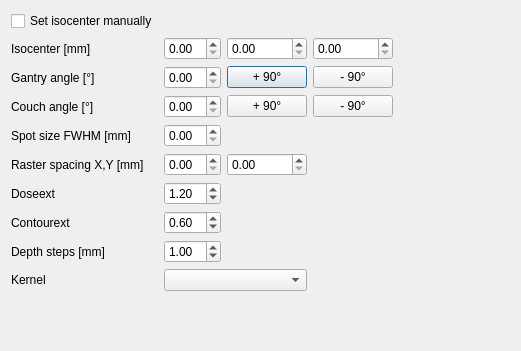
Qt form pytripgui/view/field.ui (pytrip/pytripgui) before a commit.
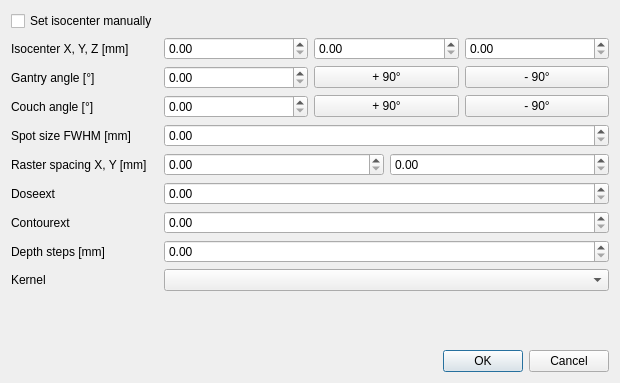
The same form after that commit.

Commit message: enhancement: Adding ok and close to GUI buttons refactor: field to MVC future: test that runs only field editor

```diff
--- a/pytripgui/view/field.ui
+++ b/pytripgui/view/field.ui
@@ -6,47 +6,20 @@
    <rect>
     <x>0</x>
     <y>0</y>
-    <width>521</width>
-    <height>351</height>
+    <width>620</width>
+    <height>383</height>
    </rect>
   </property>
+  <property name="sizePolicy">
+   <sizepolicy hsizetype="Preferred" vsizetype="Maximum">
+    <horstretch>0</horstretch>
+    <verstretch>10</verstretch>
+   </sizepolicy>
+  </property>
   <property name="windowTitle">
    <string>Field</string>
   </property>
-  <layout class="QGridLayout" name="gridLayout">
-   <item row="3" column="1">
-    <widget class="QDoubleSpinBox" name="couch_doubleSpinBox"/>
-   </item>
-   <item row="8" column="0">
-    <widget class="QLabel" name="depthStep_label">
-     <property name="text">
-      <string>Depth steps [mm]</string>
-     </property>
-    </widget>
-   </item>
-   <item row="8" column="1">
-    <widget class="QDoubleSpinBox" name="depthStep_doubleSpinBox">
-     <property name="maximum">
-      <double>99.989999999999995</double>
-     </property>
-     <property name="value">
-      <double>1.000000000000000</double>
-     </property>
-    </widget>
-   </item>
-   <item row="10" column="0">
-    <spacer name="verticalSpacer">
-     <property name="orientation">
-      <enum>Qt::Vertical</enum>
-     </property>
-     <property name="sizeHint" stdset="0">
-      <size>
-       <width>20</width>
-       <height>43</height>
-      </size>
-     </property>
-    </spacer>
-   </item>
+  <layout class="QFormLayout" name="formLayout">
    <item row="0" column="0">
     <widget class="QCheckBox" name="manualIsocenter_checkBox">
      <property name="text">
@@ -54,106 +27,53 @@
      </property>
     </widget>
    </item>
-   <item row="2" column="1">
-    <widget class="QDoubleSpinBox" name="gantry_doubleSpinBox"/>
-   </item>
-   <item row="7" column="0">
-    <widget class="QLabel" name="contourext_label">
-     <property name="text">
-      <string>Contourext</string>
-     </property>
-    </widget>
-   </item>
-   <item row="6" column="0">
-    <widget class="QLabel" name="doseext_label">
-     <property name="text">
-      <string>Doseext</string>
-     </property>
-    </widget>
-   </item>
-   <item row="2" column="2">
-    <widget class="QPushButton" name="gantry_pushButton_p90">
-     <property name="text">
-      <string>+ 90°</string>
-     </property>
-    </widget>
-   </item>
-   <item row="4" column="0">
-    <widget class="QLabel" name="spotSize_label">
-     <property name="text">
-      <string>Spot size FWHM [mm]</string>
-     </property>
-    </widget>
-   </item>
-   <item row="2" column="0">
-    <widget class="QLabel" name="gantry_label">
-     <property name="text">
-      <string>Gantry angle [°]</string>
-     </property>
-    </widget>
-   </item>
    <item row="1" column="0">
     <widget class="QLabel" name="isocenter_label">
      <property name="text">
-      <string>Isocenter [mm]</string>
+      <string>Isocenter X, Y, Z [mm]</string>
      </property>
     </widget>
    </item>
-   <item row="9" column="1" colspan="2">
-    <widget class="QComboBox" name="kernel_comboBox"/>
-   </item>
-   <item row="5" column="2">
-    <widget class="QDoubleSpinBox" name="rasterSpaceY_doubleSpinBox"/>
-   </item>
    <item row="1" column="1">
-    <widget class="QDoubleSpinBox" name="isocenterX_doubleSpinBox"/>
+    <layout class="QHBoxLayout" name="isocenterSection">
+     <item>
+      <widget class="QDoubleSpinBox" name="isocenterX_doubleSpinBox"/>
+     </item>
+     <item>
+      <widget class="QDoubleSpinBox" name="isocenterY_doubleSpinBox"/>
+     </item>
+     <item>
+      <widget class="QDoubleSpinBox" name="isocenterZ_doubleSpinBox"/>
+     </item>
+    </layout>
    </item>
-   <item row="3" column="3">
-    <widget class="QPushButton" name="couch_pushButton_m90">
+   <item row="2" column="0">
+    <widget class="QLabel" name="gantry_label">
      <property name="text">
-      <string>- 90°</string>
+      <string>Gantry angle [°]</string>
      </property>
     </widget>
    </item>
-   <item row="9" column="0">
-    <widget class="QLabel" name="kernel_label">
-     <property name="text">
-      <string>Kernel</string>
-     </property>
-    </widget>
-   </item>
-   <item row="7" column="1">
-    <widget class="QDoubleSpinBox" name="contourext_doubleSpinBox">
-     <property name="value">
-      <double>0.600000000000000</double>
-     </property>
-    </widget>
-   </item>
-   <item row="1" column="3">
-    <widget class="QDoubleSpinBox" name="isocenterZ_doubleSpinBox"/>
-   </item>
-   <item row="6" column="1">
-    <widget class="QDoubleSpinBox" name="doseext_doubleSpinBox">
-     <property name="value">
-      <double>1.200000000000000</double>
-     </property>
-    </widget>
-   </item>
-   <item row="2" column="3">
-    <widget class="QPushButton" name="gantry_pushButton_m90">
-     <property name="text">
-      <string>- 90°</string>
-     </property>
-    </widget>
-   </item>
-   <item row="4" column="1">
-    <widget class="QDoubleSpinBox" name="spotSize_doubleSpinBox"/>
-   </item>
-   <item row="5" column="1">
-    <widget class="QDoubleSpinBox" name="rasterSpaceX_doubleSpinBox"/>
-   </item>
-   <item row="1" column="2">
-    <widget class="QDoubleSpinBox" name="isocenterY_doubleSpinBox"/>
+   <item row="2" column="1">
+    <layout class="QHBoxLayout" name="gantryAngleSection">
+     <item>
+      <widget class="QDoubleSpinBox" name="gantry_doubleSpinBox"/>
+     </item>
+     <item>
+      <widget class="QPushButton" name="gantry_pushButton_p90">
+       <property name="text">
+        <string>+ 90°</string>
+       </property>
+      </widget>
+     </item>
+     <item>
+      <widget class="QPushButton" name="gantry_pushButton_m90">
+       <property name="text">
+        <string>- 90°</string>
+       </property>
+      </widget>
+     </item>
+    </layout>
    </item>
    <item row="3" column="0">
     <widget class="QLabel" name="couch_label">
@@ -162,29 +82,125 @@
      </property>
     </widget>
    </item>
-   <item row="3" column="2">
-    <widget class="QPushButton" name="couch_pushButton_p90">
+   <item row="3" column="1">
+    <layout class="QHBoxLayout" name="couchAngleSection">
+     <item>
+      <widget class="QDoubleSpinBox" name="couch_doubleSpinBox"/>
+     </item>
+     <item>
+      <widget class="QPushButton" name="couch_pushButton_p90">
+       <property name="text">
+        <string>+ 90°</string>
+       </property>
+      </widget>
+     </item>
+     <item>
+      <widget class="QPushButton" name="couch_pushButton_m90">
+       <property name="text">
+        <string>- 90°</string>
+       </property>
+      </widget>
+     </item>
+    </layout>
+   </item>
+   <item row="4" column="0">
+    <widget class="QLabel" name="spotSize_label">
      <property name="text">
-      <string>+ 90°</string>
+      <string>Spot size FWHM [mm]</string>
      </property>
     </widget>
    </item>
+   <item row="4" column="1">
+    <widget class="QDoubleSpinBox" name="spotSize_doubleSpinBox"/>
+   </item>
    <item row="5" column="0">
     <widget class="QLabel" name="rasterSpace_label">
      <property name="text">
-      <string>Raster spacing X,Y [mm]</string>
+      <string>Raster spacing X, Y [mm]</string>
      </property>
     </widget>
    </item>
-   <item row="1" column="4">
-    <spacer name="horizontalSpacer">
+   <item row="5" column="1">
+    <layout class="QHBoxLayout" name="rasterSpacingSection">
+     <item>
+      <widget class="QDoubleSpinBox" name="rasterSpaceX_doubleSpinBox"/>
+     </item>
+     <item>
+      <widget class="QDoubleSpinBox" name="rasterSpaceY_doubleSpinBox"/>
+     </item>
+    </layout>
+   </item>
+   <item row="6" column="0">
+    <widget class="QLabel" name="doseext_label">
+     <property name="text">
+      <string>Doseext</string>
+     </property>
+    </widget>
+   </item>
+   <item row="6" column="1">
+    <widget class="QDoubleSpinBox" name="doseext_doubleSpinBox">
+     <property name="value">
+      <double>0.000000000000000</double>
+     </property>
+    </widget>
+   </item>
+   <item row="7" column="0">
+    <widget class="QLabel" name="contourext_label">
+     <property name="text">
+      <string>Contourext</string>
+     </property>
+    </widget>
+   </item>
+   <item row="7" column="1">
+    <widget class="QDoubleSpinBox" name="contourext_doubleSpinBox">
+     <property name="value">
+      <double>0.000000000000000</double>
+     </property>
+    </widget>
+   </item>
+   <item row="8" column="0">
+    <widget class="QLabel" name="depthStep_label">
+     <property name="text">
+      <string>Depth steps [mm]</string>
+     </property>
+    </widget>
+   </item>
+   <item row="8" column="1">
+    <widget class="QDoubleSpinBox" name="depthStep_doubleSpinBox">
+     <property name="maximum">
+      <double>99.989999999999995</double>
+     </property>
+     <property name="value">
+      <double>0.000000000000000</double>
+     </property>
+    </widget>
+   </item>
+   <item row="9" column="0">
+    <widget class="QLabel" name="kernel_label">
+     <property name="text">
+      <string>Kernel</string>
+     </property>
+    </widget>
+   </item>
+   <item row="9" column="1">
+    <widget class="QComboBox" name="kernel_comboBox"/>
+   </item>
+   <item row="11" column="1">
+    <widget class="QDialogButtonBox" name="accept_ButtonBox">
+     <property name="standardButtons">
+      <set>QDialogButtonBox::Cancel|QDialogButtonBox::Ok</set>
+     </property>
+    </widget>
+   </item>
+   <item row="10" column="1">
+    <spacer name="verticalSpacer">
      <property name="orientation">
-      <enum>Qt::Horizontal</enum>
+      <enum>Qt::Vertical</enum>
      </property>
      <property name="sizeHint" stdset="0">
       <size>
-       <width>40</width>
-       <height>20</height>
+       <width>20</width>
+       <height>10</height>
       </size>
      </property>
     </spacer>
```
The commit also changes 6 other files.
